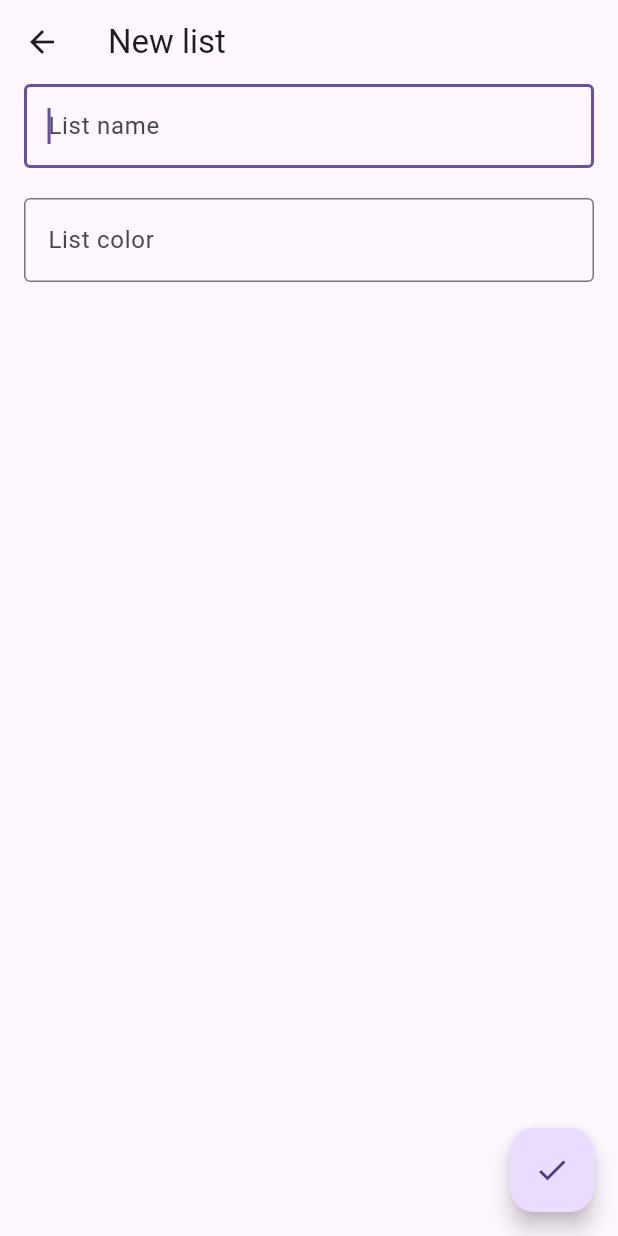
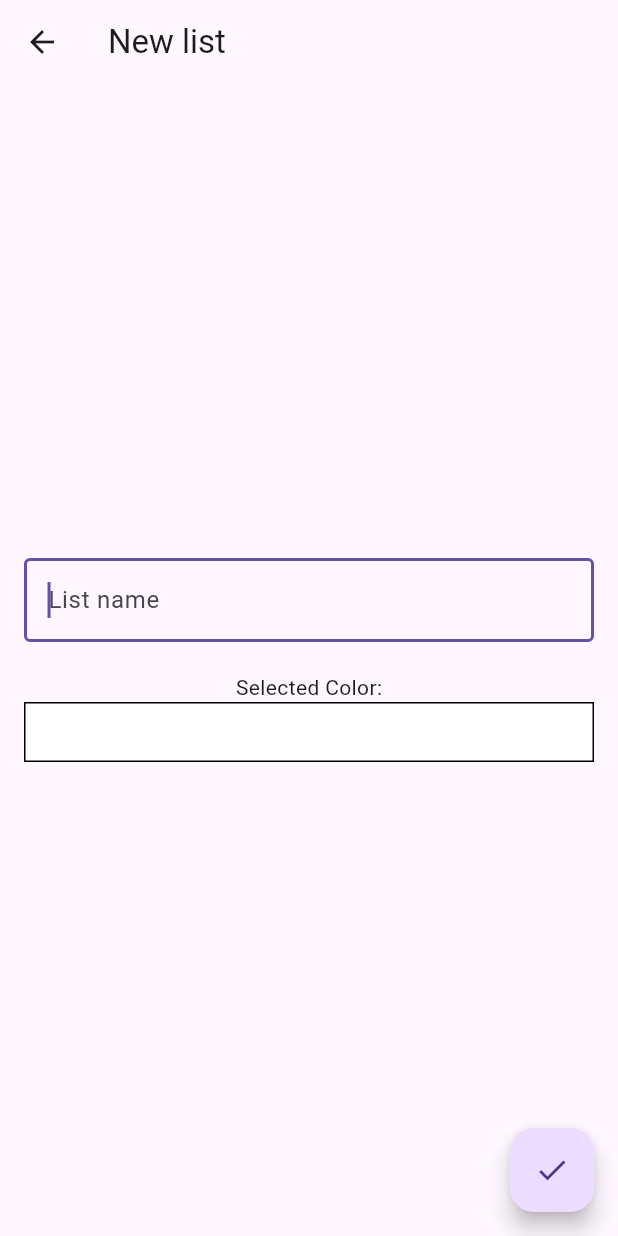
Before and after one commit to BekirovaMavile/tasker_todo_flutter, a Flutter app: the _ListFormWidgetBody screen opened directly, on a phone screen of 412 x 824 dp. Run offline on Flutter 3.47's test engine with Material 3 defaults, Android fonts, the phone set to English and light mode, and no system bars; our stand-ins replace flutter_colorpicker, flutter_slidable, hive, hive_flutter; accounts and stored records are empty.

```diff
--- a/lib/data/models/list.dart
+++ b/lib/data/models/list.dart
@@ -1,11 +1,9 @@
-import 'package:flutter/material.dart';
 import 'package:hive/hive.dart';
 
 part 'list.g.dart';
 
-@HiveType(typeId : 1)
-
-class Lists{
+@HiveType(typeId: 1)
+class Lists {
   @HiveField(0)
   String name;
   String color;
--- a/lib/model/list_form_widget_model.dart
+++ b/lib/model/list_form_widget_model.dart
@@ -4,20 +4,25 @@ import '../data/models/list.dart';
 
 class ListFormWidgetModel {
   var listName = '';
-  String listColor = '';
+  String? listColor= '';
 
   void saveList(BuildContext context) async {
-    if (listName.isEmpty && listColor.isEmpty) return;
+    if (listName.isEmpty || listColor == null) return;
+
     if (!Hive.isAdapterRegistered(1)) {
       Hive.registerAdapter(ListsAdapter());
     }
+
     final box = await Hive.openBox<Lists>('list_box');
-    final list = Lists(name: listName, color: listColor);
+    final list = Lists(name: listName, color: listColor.toString());
     await box.add(list as Lists);
     Navigator.of(context).pop();
     print(listName);
+    print(listColor);
   }
 }
+
+
 
 class ListFormWidgetModelProvider extends InheritedWidget {
   final ListFormWidgetModel model;
--- a/lib/ui/screens/new_list_screen.dart
+++ b/lib/ui/screens/new_list_screen.dart
@@ -1,4 +1,5 @@
 import 'package:flutter/material.dart';
+import 'package:flutter_colorpicker/flutter_colorpicker.dart';
 import 'package:todo_app_flutter/model/list_form_widget_model.dart';
 
 class ListFormWidget extends StatefulWidget {
@@ -21,24 +22,30 @@ class _ListFormWidgetState extends State<ListFormWidget> {
 }
 
 class _ListFormWidgetBody extends StatelessWidget {
-  const _ListFormWidgetBody({super.key});
+  const _ListFormWidgetBody({Key? key}) : super(key: key);
 
   @override
   Widget build(BuildContext context) {
+    final model = ListFormWidgetModelProvider.read(context)?.model;
     return Scaffold(
       appBar: AppBar(
         title: const Text('New list'),
       ),
       body: Center(
         child: Container(
-          child: const Padding(
-            padding: EdgeInsets.symmetric(horizontal: 16),
-            child: _ListNameWidget(),
+          padding: const EdgeInsets.symmetric(horizontal: 16),
+          child: Column(
+            mainAxisAlignment: MainAxisAlignment.center,
+            children: [
+              _ListNameWidget(),
+              const SizedBox(height: 20),
+              _ListColorPickerWidget(),
+            ],
           ),
         ),
       ),
       floatingActionButton: FloatingActionButton(
-        onPressed: () => ListFormWidgetModelProvider.read(context)?.model.saveList(context),
+        onPressed: () => model?.saveList(context),
         child: const Icon(Icons.done),
       ),
     );
@@ -51,9 +58,7 @@ class _ListNameWidget extends StatelessWidget {
   @override
   Widget build(BuildContext context) {
     final model = ListFormWidgetModelProvider.read(context)?.model;
-    return Column(
-      children: [
-        TextField(
+    return TextField(
       autofocus: true,
       decoration: InputDecoration(
         border: OutlineInputBorder(),
@@ -61,16 +66,67 @@ class _ListNameWidget extends StatelessWidget {
       ),
       onChanged: (value) => model?.listName = value,
       onEditingComplete: () => model?.saveList(context),
+    );
+  }
+}
+
+class _ListColorPickerWidget extends StatefulWidget {
+  const _ListColorPickerWidget({Key? key}) : super(key: key);
+
+  @override
+  __ListColorPickerWidgetState createState() => __ListColorPickerWidgetState();
+}
+
+class __ListColorPickerWidgetState extends State<_ListColorPickerWidget> {
+  Color selectedColor = Colors.white; // Initial color
+
+  @override
+  Widget build(BuildContext context) {
+    final model = ListFormWidgetModelProvider.read(context)?.model;
+    return Column(
+      children: [
+        Text('Selected Color:'),
+        SizedBox(
+          height: 40,
+          child: InkWell(
+            onTap: () {
+              showDialog(
+                context: context,
+                builder: (BuildContext context) {
+                  return AlertDialog(
+                    title: Text('Pick a color'),
+                    content: SingleChildScrollView(
+                      child: ColorPicker(
+                        pickerColor: selectedColor,
+                        onColorChanged: (color) {
+                          setState(() {
+                            selectedColor = color;
+                          });
+                        },
+                        showLabel: true,
+                        pickerAreaHeightPercent: 0.8,
                       ),
-        SizedBox(height: 20),
-        TextField(
-          autofocus: true,
-          decoration: InputDecoration(
-            border: OutlineInputBorder(),
-            hintText: 'List color',
                     ),
-          onChanged: (value) => model?.listColor = value,
-          onEditingComplete: () => model?.saveList(context),
+                    actions: <Widget>[
+                      TextButton(
+                        onPressed: () {
+                          Navigator.of(context).pop();
+                          model?.listColor = selectedColor.toString();
+                        },
+                        child: Text('Save'),
+                      ),
+                    ],
+                  );
+                },
+              );
+            },
+            child: Container(
+              decoration: BoxDecoration(
+                color: selectedColor,
+                border: Border.all(color: Colors.black),
+              ),
+            ),
+          ),
         ),
       ],
     );
--- a/pubspec.yaml
+++ b/pubspec.yaml
@@ -32,13 +32,14 @@ dependencies:
     sdk: flutter
   hive: ^2.2.3
   hive_flutter: ^1.1.0
-#  rive: 0.11.11
+  flutter_colorpicker: ^0.5.0
+  flutter_slidable: ^0.6.0
 
 
   # The following adds the Cupertino Icons font to your application.
   # Use with the CupertinoIcons class for iOS style icons.
   cupertino_icons: ^1.0.2
-  flutter_slidable: ^3.0.1
+
 
 dev_dependencies:
   flutter_test:
```
Also changed, not shown: lib/model/lists_widget_model.dart (+9 -0 lines), lib/ui/widgets/lists.dart (+36 -6 lines), pubspec.lock. Lines whose indentation alone changed are shown as unchanged.
